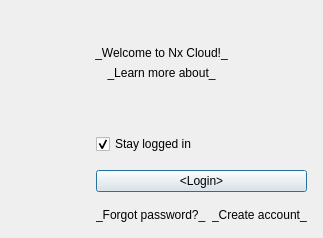
Before: the Qt Designer form client/libclient/src/ui/dialogs/login_to_cloud_dialog.ui in networkoptix/nx_open, drawn with Qt 5.
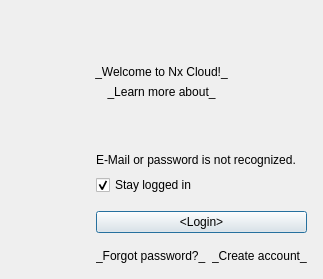
After: the same form once the commit is applied. Custom widgets are drawn as their Qt base class.

Commit message:
Login to cloud dialog UI tweaks.
<==== Mercurial data ====>
Branch: dev_3.0.0_gui

Diff of the .ui file:
```diff
--- a/client/libclient/src/ui/dialogs/login_to_cloud_dialog.ui
+++ b/client/libclient/src/ui/dialogs/login_to_cloud_dialog.ui
@@ -7,7 +7,7 @@
     <x>0</x>
     <y>0</y>
     <width>323</width>
-    <height>238</height>
+    <height>279</height>
    </rect>
   </property>
   <property name="windowTitle">
@@ -92,7 +92,7 @@
       <property name="spacing">
        <number>8</number>
       </property>
-      <item row="4" column="1" colspan="2">
+      <item row="5" column="1" colspan="2">
        <widget class="QPushButton" name="loginButton">
         <property name="sizePolicy">
          <sizepolicy hsizetype="MinimumExpanding" vsizetype="Fixed">
@@ -105,7 +105,39 @@
         </property>
        </widget>
       </item>
-      <item row="2" column="1" colspan="2">
+      <item row="4" column="1">
+       <spacer name="verticalSpacer_2">
+        <property name="orientation">
+         <enum>Qt::Vertical</enum>
+        </property>
+        <property name="sizeType">
+         <enum>QSizePolicy::Fixed</enum>
+        </property>
+        <property name="sizeHint" stdset="0">
+         <size>
+          <width>20</width>
+          <height>8</height>
+         </size>
+        </property>
+       </spacer>
+      </item>
+      <item row="6" column="1">
+       <spacer name="verticalSpacer">
+        <property name="orientation">
+         <enum>Qt::Vertical</enum>
+        </property>
+        <property name="sizeType">
+         <enum>QSizePolicy::Fixed</enum>
+        </property>
+        <property name="sizeHint" stdset="0">
+         <size>
+          <width>20</width>
+          <height>8</height>
+         </size>
+        </property>
+       </spacer>
+      </item>
+      <item row="3" column="1" colspan="2">
        <widget class="QCheckBox" name="stayLoggedInChackBox">
         <property name="text">
          <string>Stay logged in</string>
@@ -118,26 +150,10 @@
       <item row="0" column="0" colspan="3">
        <widget class="QnInputField" name="loginInputField" native="true"/>
       </item>
-      <item row="2" column="0">
+      <item row="3" column="0">
        <widget class="QWidget" name="spacer" native="true"/>
       </item>
-      <item row="5" column="1">
-       <spacer name="verticalSpacer">
-        <property name="orientation">
-         <enum>Qt::Vertical</enum>
-        </property>
-        <property name="sizeType">
-         <enum>QSizePolicy::Fixed</enum>
-        </property>
-        <property name="sizeHint" stdset="0">
-         <size>
-          <width>20</width>
-          <height>8</height>
-         </size>
-        </property>
-       </spacer>
-      </item>
-      <item row="6" column="1" colspan="2">
+      <item row="7" column="1" colspan="2">
        <widget class="QWidget" name="linksWidget" native="true">
         <layout class="QHBoxLayout" name="horizontalLayout">
          <property name="leftMargin">
@@ -196,21 +212,12 @@
       <item row="1" column="0" colspan="3">
        <widget class="QnInputField" name="passwordInputField" native="true"/>
       </item>
-      <item row="3" column="1">
-       <spacer name="verticalSpacer_2">
-        <property name="orientation">
-         <enum>Qt::Vertical</enum>
+      <item row="2" column="1" colspan="2">
+       <widget class="QLabel" name="invalidCredentialsLabel">
+        <property name="text">
+         <string>E-Mail or password is not recognized.</string>
         </property>
-        <property name="sizeType">
-         <enum>QSizePolicy::Fixed</enum>
-        </property>
-        <property name="sizeHint" stdset="0">
-         <size>
-          <width>20</width>
-          <height>8</height>
-         </size>
-        </property>
-       </spacer>
+       </widget>
       </item>
      </layout>
     </widget>
```
The commit also changes 2 other files.
